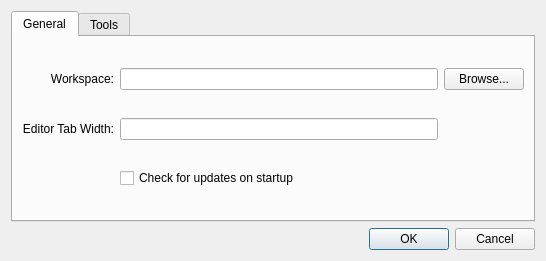
Above: mcbuilder/trunk/layouts/preferences.ui from makingthings/makecontroller before the change. Below: the same form after it.
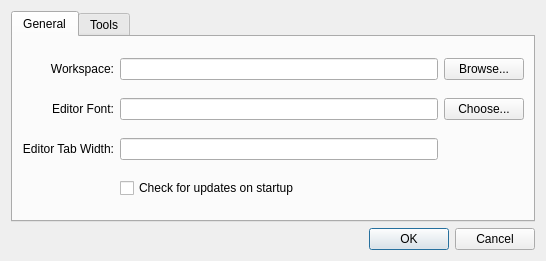
That is the form after the change.

Commit message: - more powerful output parsing

Patch:
```diff
--- a/mcbuilder/trunk/layouts/preferences.ui
+++ b/mcbuilder/trunk/layouts/preferences.ui
@@ -54,6 +54,33 @@
         </widget>
        </item>
        <item row="1" column="0" >
+        <widget class="QLabel" name="label_7" >
+         <property name="text" >
+          <string>Editor Font:</string>
+         </property>
+         <property name="alignment" >
+          <set>Qt::AlignRight|Qt::AlignTrailing|Qt::AlignVCenter</set>
+         </property>
+         <property name="buddy" >
+          <cstring>fontBox</cstring>
+         </property>
+        </widget>
+       </item>
+       <item row="1" column="1" >
+        <widget class="QLineEdit" name="fontBox" >
+         <property name="readOnly" >
+          <bool>true</bool>
+         </property>
+        </widget>
+       </item>
+       <item row="1" column="2" >
+        <widget class="QPushButton" name="fontButton" >
+         <property name="text" >
+          <string>Choose...</string>
+         </property>
+        </widget>
+       </item>
+       <item row="2" column="0" >
         <widget class="QLabel" name="label_3" >
          <property name="toolTip" >
           <string>Path to compiler tools (gcc, etc).</string>
@@ -69,10 +96,10 @@
          </property>
         </widget>
        </item>
-       <item row="1" column="1" >
-        <widget class="QLineEdit" name="tabWidth" />
-       </item>
        <item row="2" column="1" >
+        <widget class="QLineEdit" name="tabWidth" />
+       </item>
+       <item row="3" column="1" colspan="2" >
         <widget class="QCheckBox" name="checkBox" >
          <property name="text" >
           <string>Check for updates on startup</string>
```
Left out of the diff: 27 changed lines with no effect on the pictures. The commit also changes 1 other file.
